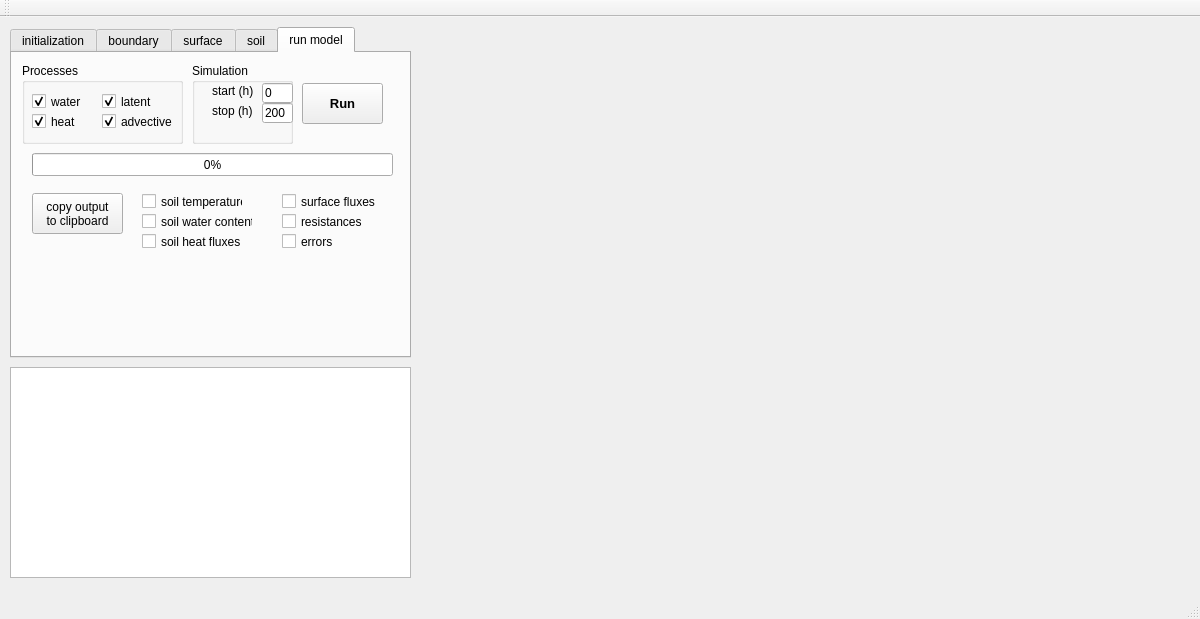
Old version of the form HEAT1D/mainwindow.ui in the repository gaowudao/CRITERIA3D.
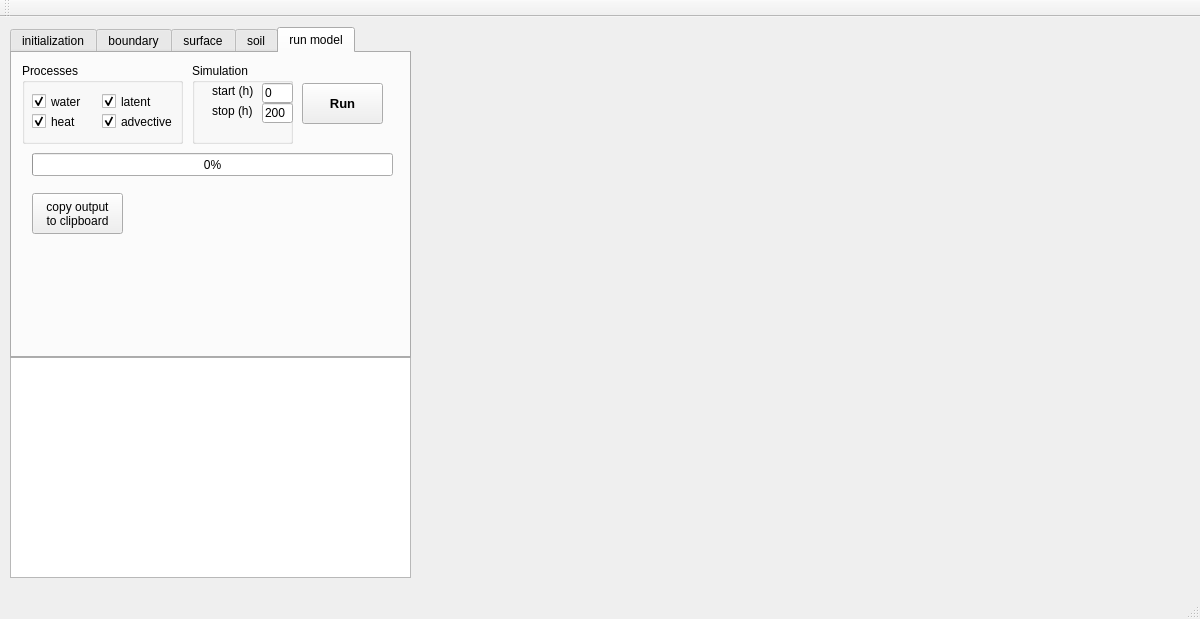
New version of the form. The open tabs and pages were chosen to show the change.

Commit message: heat 1d: init soil water top and bottom

Patch:
```diff
--- a/HEAT1D/mainwindow.ui
+++ b/HEAT1D/mainwindow.ui
@@ -29,9 +29,9 @@
     <property name="geometry">
      <rect>
       <x>10</x>
-      <y>350</y>
+      <y>340</y>
       <width>401</width>
-      <height>211</height>
+      <height>221</height>
      </rect>
     </property>
    </widget>
@@ -1108,84 +1108,6 @@
        <bool>false</bool>
       </property>
      </widget>
-     <widget class="QCheckBox" name="chkCopyT">
-      <property name="geometry">
-       <rect>
-        <x>130</x>
-        <y>140</y>
-        <width>101</width>
-        <height>17</height>
-       </rect>
-      </property>
-      <property name="text">
-       <string>soil temperature</string>
-      </property>
-     </widget>
-     <widget class="QCheckBox" name="chkCopyWC">
-      <property name="geometry">
-       <rect>
-        <x>130</x>
-        <y>160</y>
-        <width>111</width>
-        <height>17</height>
-       </rect>
-      </property>
-      <property name="text">
-       <string>soil water content</string>
-      </property>
-     </widget>
-     <widget class="QCheckBox" name="chkCopyHF">
-      <property name="geometry">
-       <rect>
-        <x>130</x>
-        <y>180</y>
-        <width>101</width>
-        <height>17</height>
-       </rect>
-      </property>
-      <property name="text">
-       <string>soil heat fluxes</string>
-      </property>
-     </widget>
-     <widget class="QCheckBox" name="chkCopySurf">
-      <property name="geometry">
-       <rect>
-        <x>270</x>
-        <y>140</y>
-        <width>111</width>
-        <height>17</height>
-       </rect>
-      </property>
-      <property name="text">
-       <string>surface fluxes</string>
-      </property>
-     </widget>
-     <widget class="QCheckBox" name="chkCopyCond">
-      <property name="geometry">
-       <rect>
-        <x>270</x>
-        <y>160</y>
-        <width>111</width>
-        <height>17</height>
-       </rect>
-      </property>
-      <property name="text">
-       <string>resistances</string>
-      </property>
-     </widget>
-     <widget class="QCheckBox" name="chkCopyErr">
-      <property name="geometry">
-       <rect>
-        <x>270</x>
-        <y>180</y>
-        <width>111</width>
-        <height>17</height>
-       </rect>
-      </property>
-      <property name="text">
-       <string>errors</string>
-      </property>
-     </widget>
     </widget>
    </widget>
   </widget>
```
Left out of the diff: 52 changed lines with no effect on the pictures. The commit also changes 4 other files.
